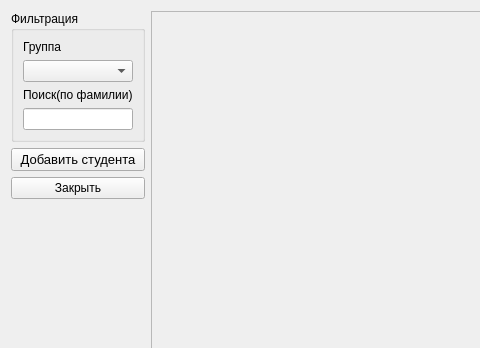
Above: form.ui from dcherep/student before the change; both pictures show x 0 to 480 and y 0 to 348 of the 800 by 600 pixel window. Below: the same form after it.
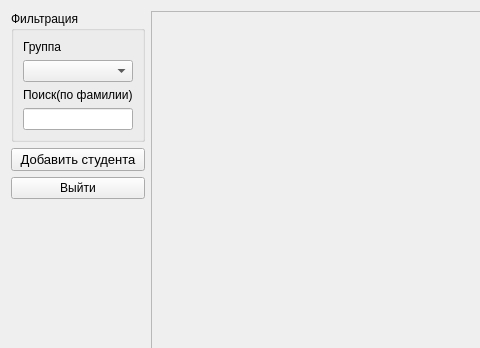
That is the form after the change.

```diff
--- a/form.ui
+++ b/form.ui
@@ -60,7 +60,7 @@
      <item>
       <widget class="QPushButton" name="pushButton_2">
        <property name="text">
-        <string>Закрыть</string>
+        <string>Выйти</string>
        </property>
       </widget>
      </item>
```
